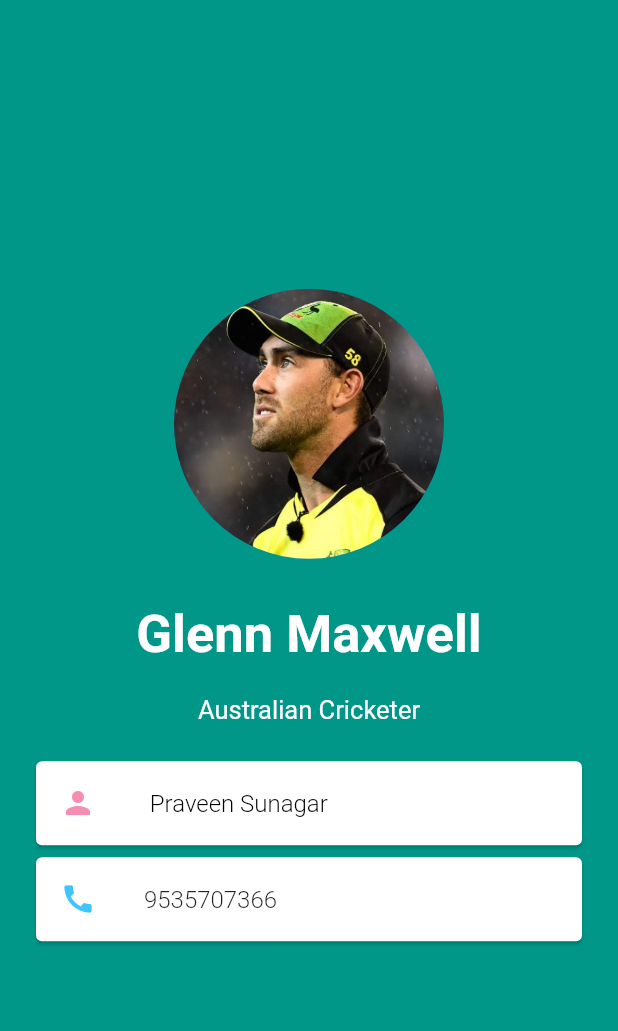
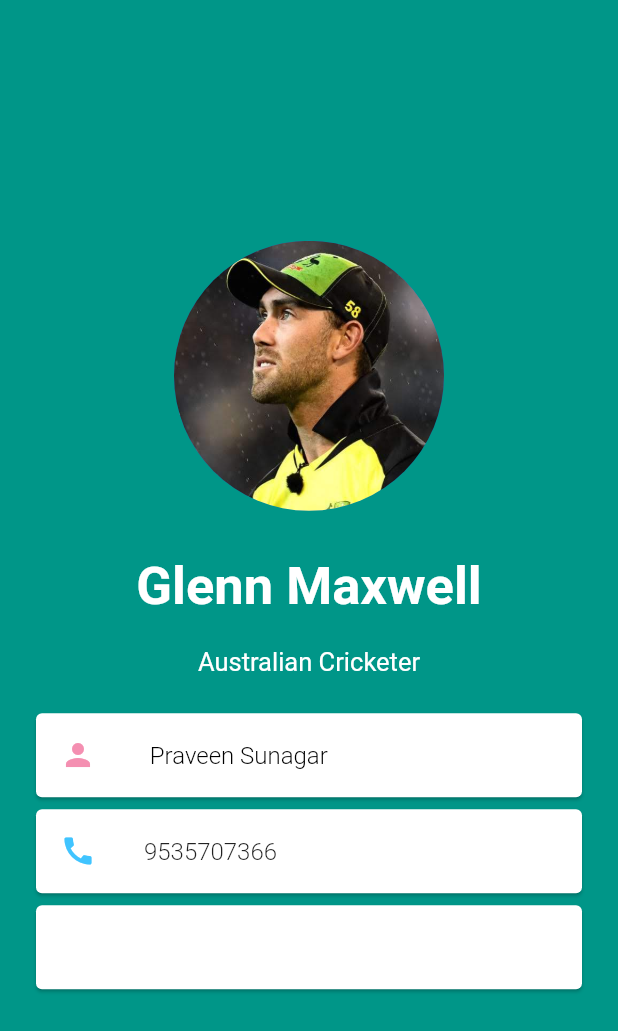
Before and after one commit to praveensunagar91/demoflutter, a Flutter app: the screen it shows after launch, on a phone screen of 412 x 824 dp. Shown: the top 1031 px of the screen. Run offline on Flutter 3.47's test engine with Material 2 defaults, Android fonts, the phone set to English and light mode, and no system bars.

Commit message:
changes addedd

```diff
--- a/lib/main.dart
+++ b/lib/main.dart
@@ -63,10 +63,15 @@ class MyApp extends StatelessWidget{
                         title: Text('9535707366',
                         style: TextStyle(
                           fontWeight: FontWeight.w300,
+
                         ),),
                   ),
-                )
+                ),
+                  Card(
+                    child: ListTile(
 
+                    ),
+                  )
 
               ],
 
```
